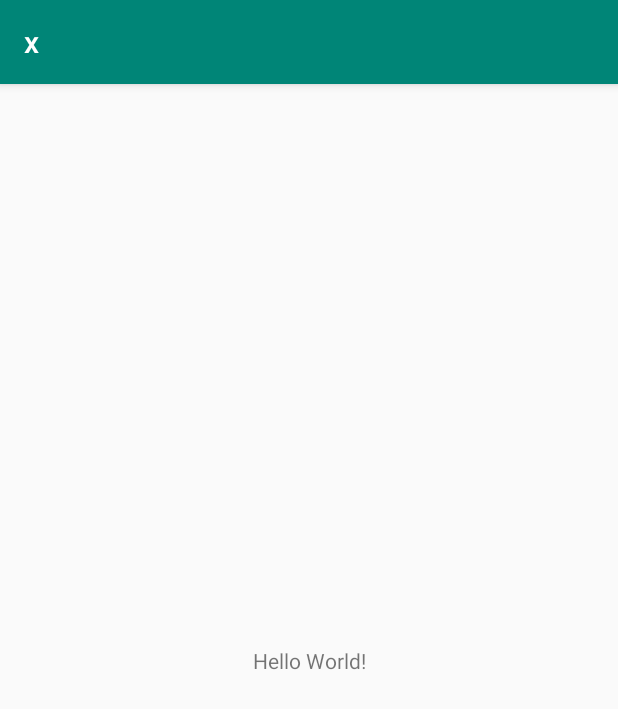
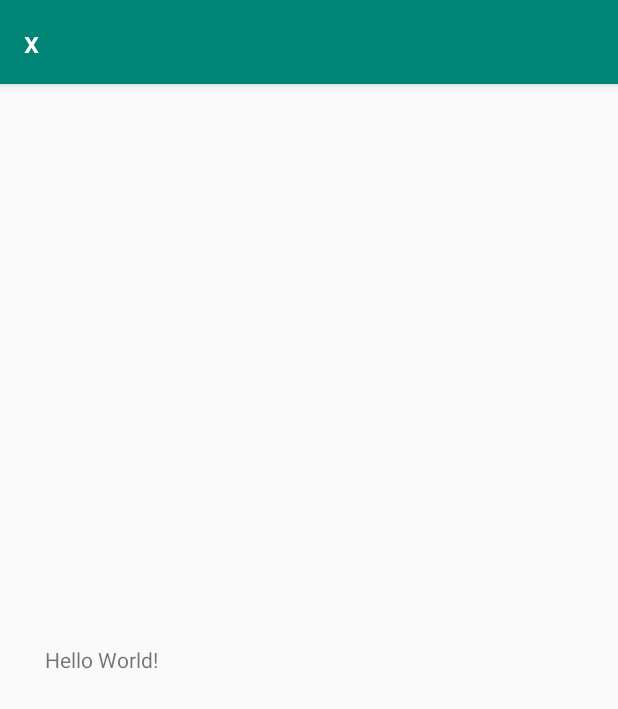
Before and after one commit to kelinZhou/EnvironmentPlugin, an Android app: the screen it shows after launch (MainActivity), on a phone screen of 412 x 824 dp. Shown: the top 709 px of the screen. Run offline under Robolectric (Android 15) with nearby library versions, the phone set to English and light mode, and no system bars; 4 statements that could not run were skipped.

```diff
--- a/app/src/main/AndroidManifest.xml
+++ b/app/src/main/AndroidManifest.xml
@@ -5,9 +5,9 @@
     <application
             android:allowBackup="true"
             android:name=".App"
-            android:icon="${appIcon}"
-            android:label="${appName}"
-            android:roundIcon="@mipmap/ic_launcher_round"
+            android:icon="${APP_ICON}"
+            android:label="${APP_NAME}"
+            android:roundIcon="${APP_ROUND_ICON}"
             android:supportsRtl="true"
             android:theme="@style/AppTheme">
         <activity android:name=".MainActivity">
--- a/app/src/main/res/layout/activity_main.xml
+++ b/app/src/main/res/layout/activity_main.xml
@@ -8,9 +8,13 @@
         tools:context=".MainActivity">
 
     <TextView
-            android:layout_width="wrap_content"
-            android:layout_height="wrap_content"
+            android:id="@+id/tvVariable"
+            android:layout_width="match_parent"
+            android:layout_height="match_parent"
+            android:padding="30dp"
             android:text="Hello World!"
+            android:lineSpacingMultiplier="1.4"
+            android:gravity="center_vertical"
             app:layout_constraintBottom_toBottomOf="parent"
             app:layout_constraintLeft_toLeftOf="parent"
             app:layout_constraintRight_toRightOf="parent"
--- /dev/null
+++ b/app/src/main/res/menu/menu_switch.xml
@@ -0,0 +1,22 @@
+<?xml version="1.0" encoding="utf-8"?>
+<menu xmlns:android="http://schemas.android.com/apk/res/android"
+      xmlns:tools="http://schemas.android.com/tools">
+    <group android:id="@+id/menu_group">
+        <item android:id="@+id/menu_release"
+              tools:title="@string/release"
+              android:visible="false"
+              tools:visible="true"/>
+        <item android:id="@+id/menu_dev"
+              tools:title="@string/dev"
+              android:visible="false"
+              tools:visible="true"/>
+        <item android:id="@+id/menu_test"
+              tools:title="@string/test"
+              android:visible="false"
+              tools:visible="true"/>
+        <item android:id="@+id/menu_demo"
+              tools:title="@string/demo"
+              android:visible="false"
+              tools:visible="true"/>
+    </group>
+</menu>
--- a/app/src/main/res/values/strings.xml
+++ b/app/src/main/res/values/strings.xml
@@ -1,3 +1,7 @@
 <resources>
-    <string name="app_name">EnvPlugin</string>
+    <string name="app_name">环境插件</string>
+    <string name="release">生产</string>
+    <string name="dev">开发</string>
+    <string name="test">测试</string>
+    <string name="demo">预发</string>
 </resources>
--- a/build.gradle
+++ b/build.gradle
@@ -17,7 +17,7 @@ buildscript {
     dependencies {
         classpath 'com.android.tools.build:gradle:3.4.1'
         classpath "org.jetbrains.kotlin:kotlin-gradle-plugin:$kotlin_version"
-        classpath 'com.kelin.environment:environment:1.1.0'
+        classpath 'com.kelin.environment:environment:1.1.2'
         classpath "com.android.tools.build:gradle:3.4.2"
         classpath "gradle.plugin.com.dorongold.plugins:task-tree:1.3"
         classpath "com.novoda:bintray-release:0.5.0"
--- a/environment/build.gradle
+++ b/environment/build.gradle
@@ -19,7 +19,7 @@ plugins {
 }
 
 group = 'com.kelin.environment'
-version = '1.1.0'
+version = '1.1.2'
 
 sourceCompatibility = JavaVersion.VERSION_1_8
 targetCompatibility = JavaVersion.VERSION_1_8
```
Also changed, not shown: app/build.gradle (+24 -10 lines), app/src/main/java/com/kelin/environmenttoolsdemo/MainActivity.kt (+41 -0 lines), environment/src/main/kotlin/com/kelin/environment/EnvironmentTask.kt (+13 -2 lines), environment/src/main/kotlin/com/kelin/environment/extension/PackageConfigExtension.kt (+10 -0 lines), 3 other files.
